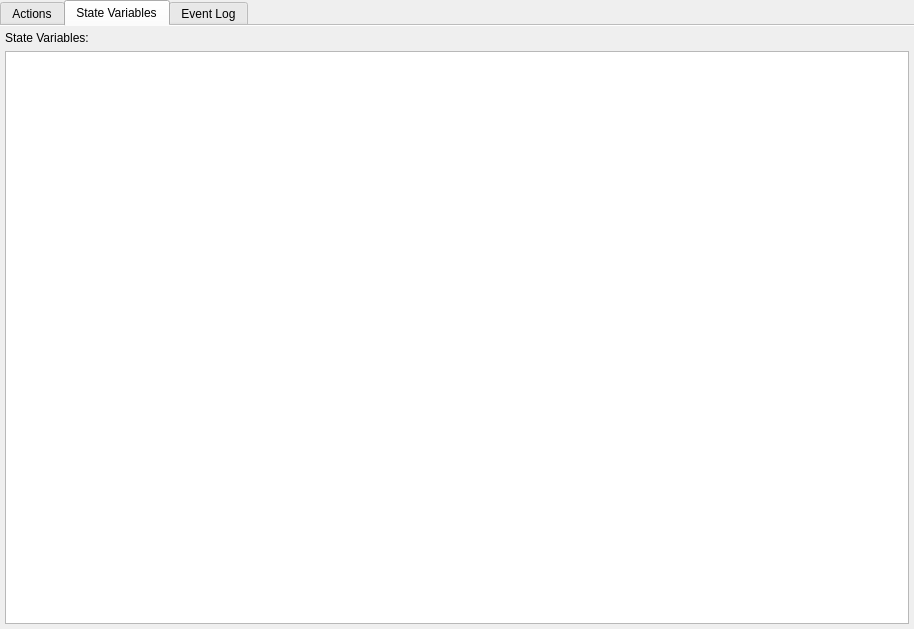
Before: the Qt Designer form src/Interface/AppController/AppController.ui in SCIInstitute/Seg3D, drawn with Qt 5.
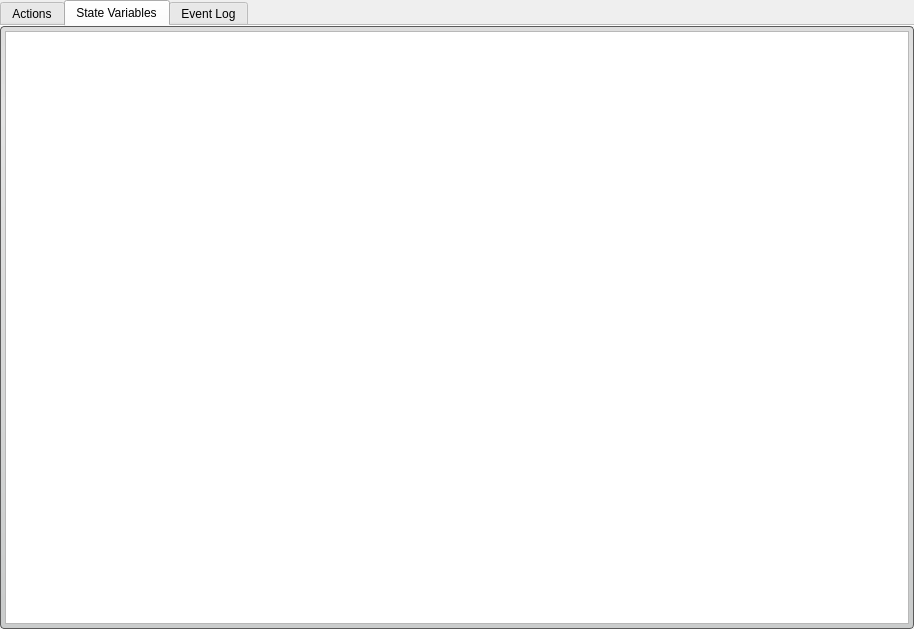
After: the same form once the commit is applied. The open tabs and pages were chosen to show the change.

Commit message: adding state list to controller, to check current state of the program

```diff
--- a/src/Interface/AppController/AppController.ui
+++ b/src/Interface/AppController/AppController.ui
@@ -13,6 +13,14 @@
   <property name="windowTitle">
    <string>Form</string>
   </property>
+  <property name="styleSheet">
+   <string notr="true">QWidget#TAB_ACTION_HISTORY
+{
+  border-radius: 4px;
+  border: 1px solid rgb(90, 90, 90);
+  background-color: qlineargradient(spread:pad, x1:0.5, y1:0, x2:0.5, y2:0.960227, stop:0 rgba(221, 221, 221, 255), stop:0.155779 rgba(228, 228, 228, 255), stop:1 rgba(202, 204, 204, 255));      
+}</string>
+  </property>
   <layout class="QVBoxLayout" name="verticalLayout_5">
    <property name="margin">
     <number>0</number>
@@ -23,7 +31,7 @@
       <number>0</number>
      </property>
      <property name="usesScrollButtons">
-      <bool>true</bool>
+      <bool>false</bool>
      </property>
      <property name="documentMode">
       <bool>true</bool>
@@ -233,7 +241,15 @@
        </item>
       </layout>
      </widget>
-     <widget class="QWidget" name="tab_3">
+     <widget class="QWidget" name="TAB_STATE_ENGINE">
+      <property name="styleSheet">
+       <string notr="true">QWidget#TAB_STATE_ENGINE
+{
+  border-radius: 4px;
+  border: 1px solid rgb(90, 90, 90);
+  background-color: qlineargradient(spread:pad, x1:0.5, y1:0, x2:0.5, y2:0.960227, stop:0 rgba(221, 221, 221, 255), stop:0.155779 rgba(228, 228, 228, 255), stop:1 rgba(202, 204, 204, 255));      
+}</string>
+      </property>
       <attribute name="title">
        <string>State Variables</string>
       </attribute>
@@ -242,15 +258,30 @@
         <number>5</number>
        </property>
        <item>
-        <widget class="QLabel" name="label_5">
-         <property name="text">
-          <string>State Variables:</string>
+        <widget class="QTableView" name="TV_STATE_ENGINE">
+         <property name="horizontalScrollBarPolicy">
+          <enum>Qt::ScrollBarAlwaysOff</enum>
          </property>
+         <property name="alternatingRowColors">
+          <bool>true</bool>
+         </property>
+         <property name="selectionMode">
+          <enum>QAbstractItemView::NoSelection</enum>
+         </property>
+         <property name="showGrid">
+          <bool>false</bool>
+         </property>
+         <property name="gridStyle">
+          <enum>Qt::NoPen</enum>
+         </property>
+         <attribute name="verticalHeaderVisible">
+          <bool>false</bool>
+         </attribute>
+         <attribute name="verticalHeaderVisible">
+          <bool>false</bool>
+         </attribute>
         </widget>
        </item>
-       <item>
-        <widget class="QColumnView" name="CV_STATE_VARIABLES"/>
-       </item>
       </layout>
      </widget>
      <widget class="QWidget" name="tab_4">
```
Left out of the diff: 44 changed lines with no effect on the pictures. The commit also changes 37 other files.
